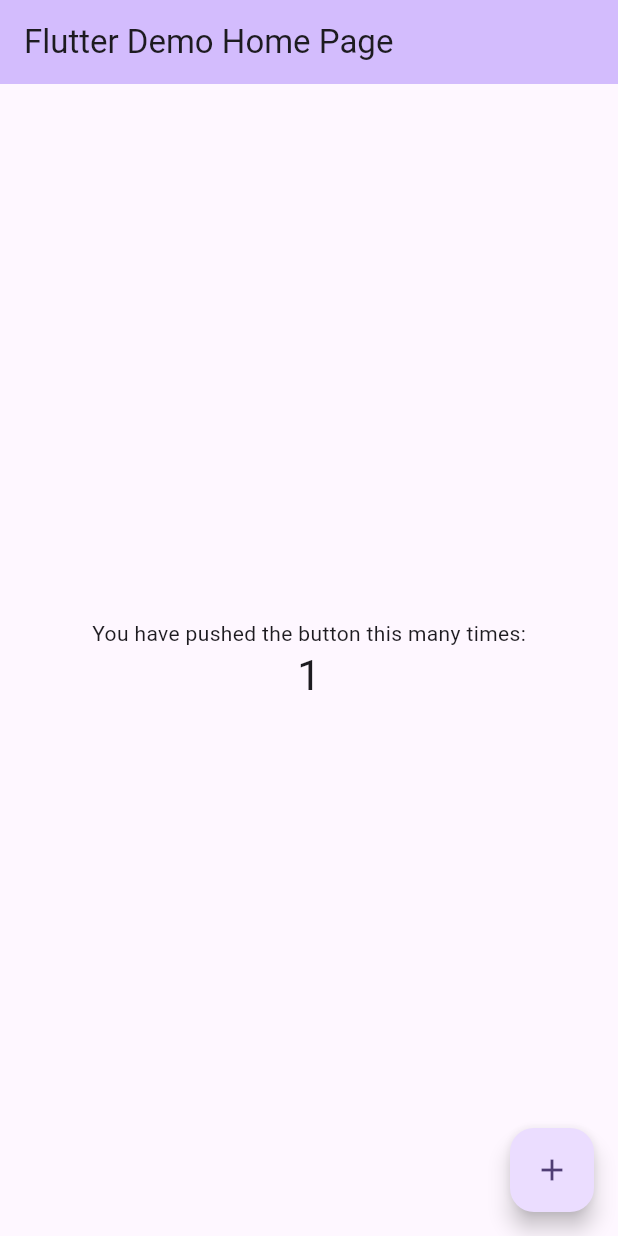
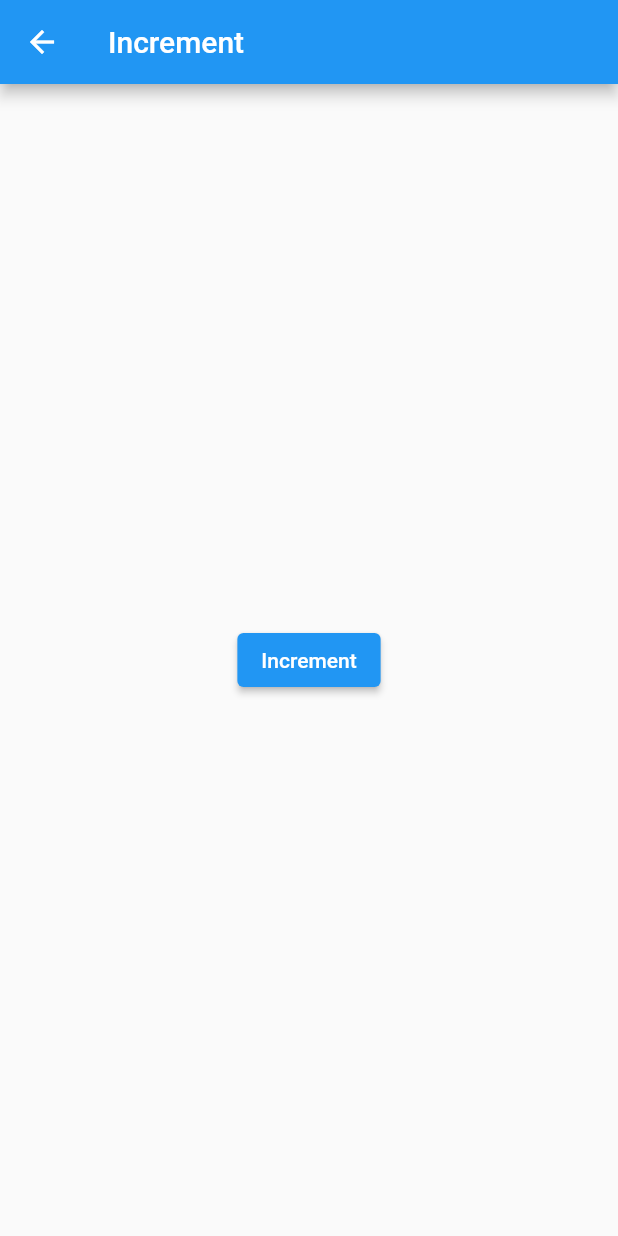
Before and after one commit to Erkebulan-Akhmediya/notes_app, a Flutter app: the screen it shows after launch, after a tap on the "add" icon, on a phone screen of 412 x 824 dp. Run offline on Flutter 3.47's test engine with Material 2 defaults, Android fonts, the phone set to English and light mode, and no system bars; our stand-ins replace flutter_bloc.

Commit message:
sharing state between pages

```diff
--- /dev/null
+++ b/lib/bloc/increment_bloc.dart
@@ -0,0 +1,9 @@
+import 'package:flutter_bloc/flutter_bloc.dart';
+
+class IncrementEvent {}
+
+class IncrementBloc extends Bloc<IncrementEvent, int> {
+  IncrementBloc() : super(0) {
+    on<IncrementEvent>((event, emit) => emit(state+1));
+  }
+}
--- a/lib/main.dart
+++ b/lib/main.dart
@@ -1,4 +1,8 @@
 import 'package:flutter/material.dart';
+import 'package:flutter_bloc/flutter_bloc.dart';
+import 'package:notes_app/bloc/increment_bloc.dart';
+import 'package:notes_app/views/increment.dart';
+import 'package:notes_app/views/home.dart';
 
 void main() {
   runApp(const MyApp());
@@ -7,119 +11,18 @@ void main() {
 class MyApp extends StatelessWidget {
   const MyApp({super.key});
 
-  // This widget is the root of your application.
   @override
   Widget build(BuildContext context) {
-    return MaterialApp(
-      title: 'Flutter Demo',
-      theme: ThemeData(
-        // This is the theme of your application.
-        //
-        // TRY THIS: Try running your application with "flutter run". You'll see
-        // the application has a blue toolbar. Then, without quitting the app,
-        // try changing the seedColor in the colorScheme below to Colors.green
-        // and then invoke "hot reload" (save your changes or press the "hot
-        // reload" button in a Flutter-supported IDE, or press "r" if you used
-        // the command line to start the app).
-        //
-        // Notice that the counter didn't reset back to zero; the application
-        // state is not lost during the reload. To reset the state, use hot
-        // restart instead.
-        //
-        // This works for code too, not just values: Most code changes can be
-        // tested with just a hot reload.
-        colorScheme: ColorScheme.fromSeed(seedColor: Colors.deepPurple),
-        useMaterial3: true,
+    return BlocProvider(
+      create: (context) => IncrementBloc(),
+      child: MaterialApp(
+        debugShowCheckedModeBanner: false,
+        home: const Home(),
+        routes: {
+          '/add': (context) => const Increment(),
+        },
       ),
-      home: const MyHomePage(title: 'Flutter Demo Home Page'),
     );
   }
+
 }
-
-class MyHomePage extends StatefulWidget {
-  const MyHomePage({super.key, required this.title});
-
-  // This widget is the home page of your application. It is stateful, meaning
-  // that it has a State object (defined below) that contains fields that affect
-  // how it looks.
-
-  // This class is the configuration for the state. It holds the values (in this
-  // case the title) provided by the parent (in this case the App widget) and
-  // used by the build method of the State. Fields in a Widget subclass are
-  // always marked "final".
-
-  final String title;
-
-  @override
-  State<MyHomePage> createState() => _MyHomePageState();
-}
-
-class _MyHomePageState extends State<MyHomePage> {
-  int _counter = 0;
-
-  void _incrementCounter() {
-    setState(() {
-      // This call to setState tells the Flutter framework that something has
-      // changed in this State, which causes it to rerun the build method below
-      // so that the display can reflect the updated values. If we changed
-      // _counter without calling setState(), then the build method would not be
-      // called again, and so nothing would appear to happen.
-      _counter++;
-    });
-  }
-
-  @override
-  Widget build(BuildContext context) {
-    // This method is rerun every time setState is called, for instance as done
-    // by the _incrementCounter method above.
-    //
-    // The Flutter framework has been optimized to make rerunning build methods
-    // fast, so that you can just rebuild anything that needs updating rather
-    // than having to individually change instances of widgets.
-    return Scaffold(
-      appBar: AppBar(
-        // TRY THIS: Try changing the color here to a specific color (to
-        // Colors.amber, perhaps?) and trigger a hot reload to see the AppBar
-        // change color while the other colors stay the same.
-        backgroundColor: Theme.of(context).colorScheme.inversePrimary,
-        // Here we take the value from the MyHomePage object that was created by
-        // the App.build method, and use it to set our appbar title.
-        title: Text(widget.title),
-      ),
-      body: Center(
-        // Center is a layout widget. It takes a single child and positions it
-        // in the middle of the parent.
-        child: Column(
-          // Column is also a layout widget. It takes a list of children and
-          // arranges them vertically. By default, it sizes itself to fit its
-          // children horizontally, and tries to be as tall as its parent.
-          //
-          // Column has various properties to control how it sizes itself and
-          // how it positions its children. Here we use mainAxisAlignment to
-          // center the children vertically; the main axis here is the vertical
-          // axis because Columns are vertical (the cross axis would be
-          // horizontal).
-          //
-          // TRY THIS: Invoke "debug painting" (choose the "Toggle Debug Paint"
-          // action in the IDE, or press "p" in the console), to see the
-          // wireframe for each widget.
-          mainAxisAlignment: MainAxisAlignment.center,
-          children: <Widget>[
-            const Text(
-              'You have pushed the button this many times:',
-            ),
-            Text(
-              '$_counter',
-              style: Theme.of(context).textTheme.headlineMedium,
-            ),
-          ],
-        ),
-      ),
-      floatingActionButton: FloatingActionButton(
-        onPressed: _incrementCounter,
-        tooltip: 'Increment',
-        child: const Icon(Icons.add),
-      ), // This trailing comma makes auto-formatting nicer for build methods.
-    );
-  }
-}
--- /dev/null
+++ b/lib/views/home.dart
@@ -0,0 +1,35 @@
+import 'package:flutter/material.dart';
+import 'package:flutter_bloc/flutter_bloc.dart';
+import 'package:notes_app/bloc/increment_bloc.dart';
+
+class Home extends StatelessWidget {
+  const Home({super.key});
+
+  @override
+  Widget build(BuildContext context) {
+    return Scaffold(
+      appBar: AppBar(
+        title: const Text('Home'),
+      ),
+      body: Center(
+        child: BlocBuilder<IncrementBloc, int>(
+          builder: (context, state) {
+            return Text(
+              '$state',
+              style: const TextStyle(
+                fontSize: 30,
+              ),
+            );
+          },
+        ),
+      ),
+      floatingActionButton: ElevatedButton(
+        onPressed: () {
+          Navigator.pushNamed(context, '/add');
+        },
+        child: const Icon(Icons.add),
+      ),
+    );
+  }
+
+}
--- /dev/null
+++ b/lib/views/increment.dart
@@ -0,0 +1,25 @@
+import 'package:flutter/material.dart';
+import 'package:flutter_bloc/flutter_bloc.dart';
+import 'package:notes_app/bloc/increment_bloc.dart';
+
+class Increment extends StatelessWidget {
+  const Increment({super.key});
+
+  @override
+  Widget build(BuildContext context) {
+    return Scaffold(
+      appBar: AppBar(
+        title: const Text('Increment'),
+      ),
+      body: Center(
+        child: ElevatedButton(
+          onPressed: () {
+            BlocProvider.of<IncrementBloc>(context).add(IncrementEvent());
+          },
+          child: const Text('Increment'),
+        ),
+      ),
+    );
+  }
+
+}
--- a/pubspec.yaml
+++ b/pubspec.yaml
@@ -35,6 +35,8 @@ dependencies:
   # The following adds the Cupertino Icons font to your application.
   # Use with the CupertinoIcons class for iOS style icons.
   cupertino_icons: ^1.0.2
+  flutter_bloc: ^8.1.3
+  shared_preferences: ^2.2.0
 
 dev_dependencies:
   flutter_test:
```
Also changed, not shown: pubspec.lock, 1 other file.
